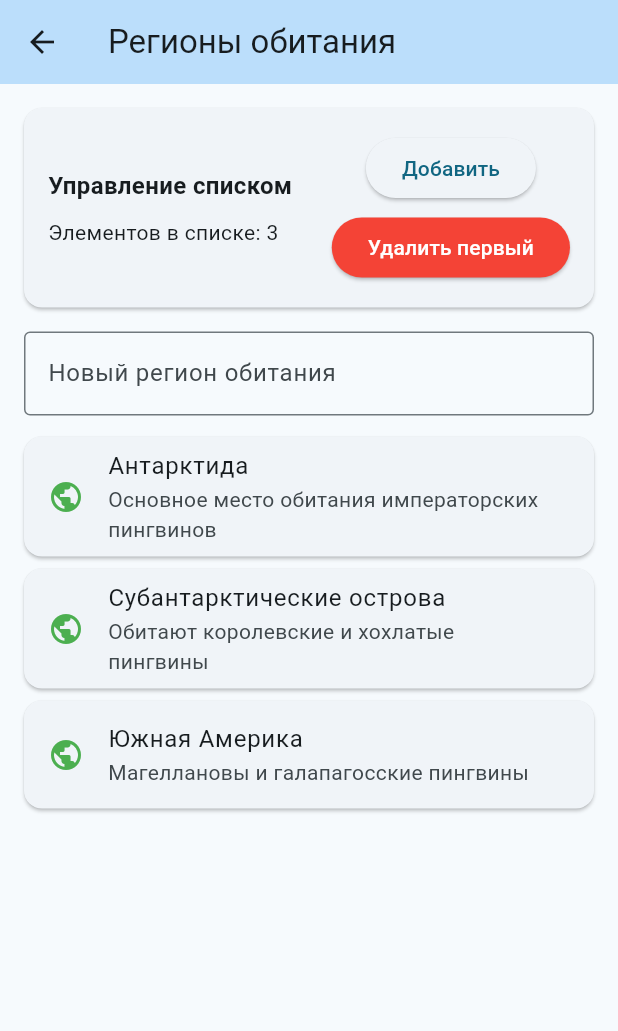
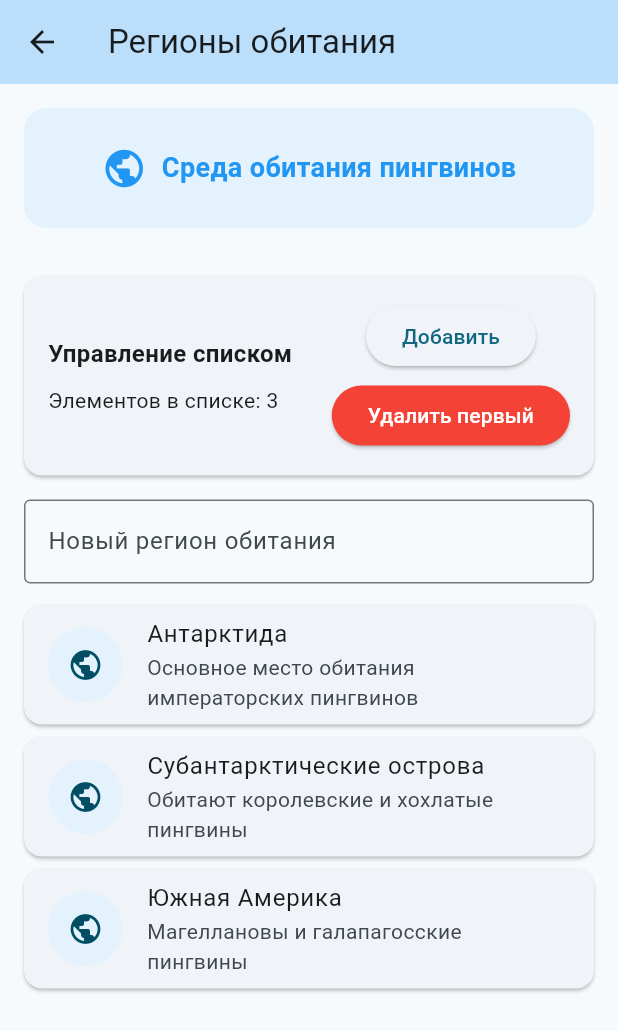
Before and after one commit to tezeku/rkmp, a Flutter app: the HabitatScreen screen opened directly, on a phone screen of 412 x 824 dp. Shown: the top 1031 px of the screen. Run offline on Flutter 3.47's test engine with Material 3 defaults, Android fonts, the phone set to English and light mode, and no system bars; drawn by our look-alikes of cached_network_image; network calls fail.

Commit message:
Реализация Widget-а CachedNetworkImage в файле habitat_screen.dart.

```diff
--- a/lib/screens/habitat_screen.dart
+++ b/lib/screens/habitat_screen.dart
@@ -1,4 +1,5 @@
 import 'package:flutter/material.dart';
+import 'package:cached_network_image/cached_network_image.dart';
 
 class HabitatScreen extends StatefulWidget {
   const HabitatScreen({super.key});
@@ -11,15 +12,18 @@ class _HabitatScreenState extends State<HabitatScreen> {
   final List<Map<String, String>> _habitats = [
     {
       'name': 'Антарктида',
-      'description': 'Основное место обитания императорских пингвинов'
+      'description': 'Основное место обитания императорских пингвинов',
+      'image': 'https://png.klev.club/uploads/posts/2024-05/png-klev-club-mpai-p-antarktida-png-24.png',
     },
     {
       'name': 'Субантарктические острова',
-      'description': 'Обитают королевские и хохлатые пингвины'
+      'description': 'Обитают королевские и хохлатые пингвины',
+      'image': 'https://upload.wikimedia.org/wikipedia/commons/0/0b/Joinville-Stub-Picture.png',
     },
     {
       'name': 'Южная Америка',
-      'description': 'Магеллановы и галапагосские пингвины'
+      'description': 'Магеллановы и галапагосские пингвины',
+      'image': 'https://www.clipartmax.com/png/middle/175-1754158_south-america-comments-flecha-para-adentro.png',
     },
   ];
 
@@ -31,7 +35,7 @@ class _HabitatScreenState extends State<HabitatScreen> {
       setState(() {
         _habitats.add({
           'name': name,
-          'description': 'Новый регион обитания пингвинов'
+          'description': 'Новый регион обитания пингвинов',
         });
       });
       _habitatController.clear();
@@ -55,6 +59,32 @@ class _HabitatScreenState extends State<HabitatScreen> {
       ),
       body: Column(
         children: [
+          Container(
+            height: 80,
+            margin: const EdgeInsets.all(16),
+            decoration: BoxDecoration(
+              borderRadius: BorderRadius.circular(15),
+              color: Colors.blue[50],
+            ),
+            child: Center(
+              child: Row(
+                mainAxisAlignment: MainAxisAlignment.center,
+                children: [
+                  const Icon(Icons.public, size: 30, color: Colors.blue),
+                  const SizedBox(width: 10),
+                  const Text(
+                    'Среда обитания пингвинов',
+                    style: TextStyle(
+                      fontSize: 18,
+                      fontWeight: FontWeight.bold,
+                      color: Colors.blue,
+                    ),
+                  ),
+                ],
+              ),
+            ),
+          ),
+
           Card(
             margin: const EdgeInsets.all(16),
             child: Padding(
@@ -113,12 +143,37 @@ class _HabitatScreenState extends State<HabitatScreen> {
             child: ListView.builder(
               itemCount: _habitats.length,
               itemBuilder: (context, index) {
+                final habitat = _habitats[index];
+                final hasImage = habitat['image'] != null;
+
                 return Card(
                   margin: const EdgeInsets.symmetric(horizontal: 16, vertical: 4),
                   child: ListTile(
-                    leading: const Icon(Icons.public, color: Colors.green),
-                    title: Text(_habitats[index]['name']!),
-                    subtitle: Text(_habitats[index]['description']!),
+                    leading: CircleAvatar(
+                      radius: 25,
+                      backgroundColor: Colors.blue[50],
+                      child: hasImage
+                          ? CachedNetworkImage(
+                        imageUrl: habitat['image']!,
+                        imageBuilder: (context, imageProvider) => Container(
+                          decoration: BoxDecoration(
+                            shape: BoxShape.circle,
+                            image: DecorationImage(
+                              image: imageProvider,
+                              fit: BoxFit.cover,
+                            ),
+                          ),
+                        ),
+                        placeholder: (context, url) => const CircularProgressIndicator(strokeWidth: 2),
+                        errorWidget: (context, url, error) => const Icon(Icons.public),
+                      )
+                          : const Icon(Icons.add_location, color: Colors.blue),
+                    ),
+                    title: Text(habitat['name']!),
+                    subtitle: Text(habitat['description']!),
+                    trailing: !hasImage
+                        ? const Text('Новая', style: TextStyle(color: Colors.grey))
+                        : null,
                   ),
                 );
               },
```
